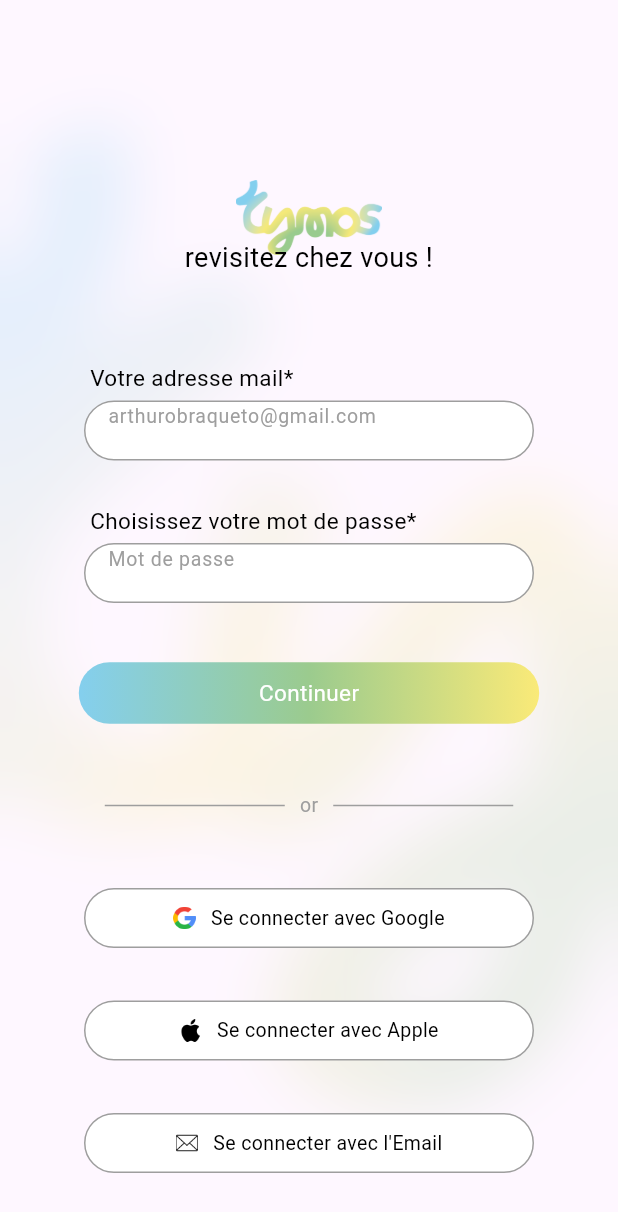
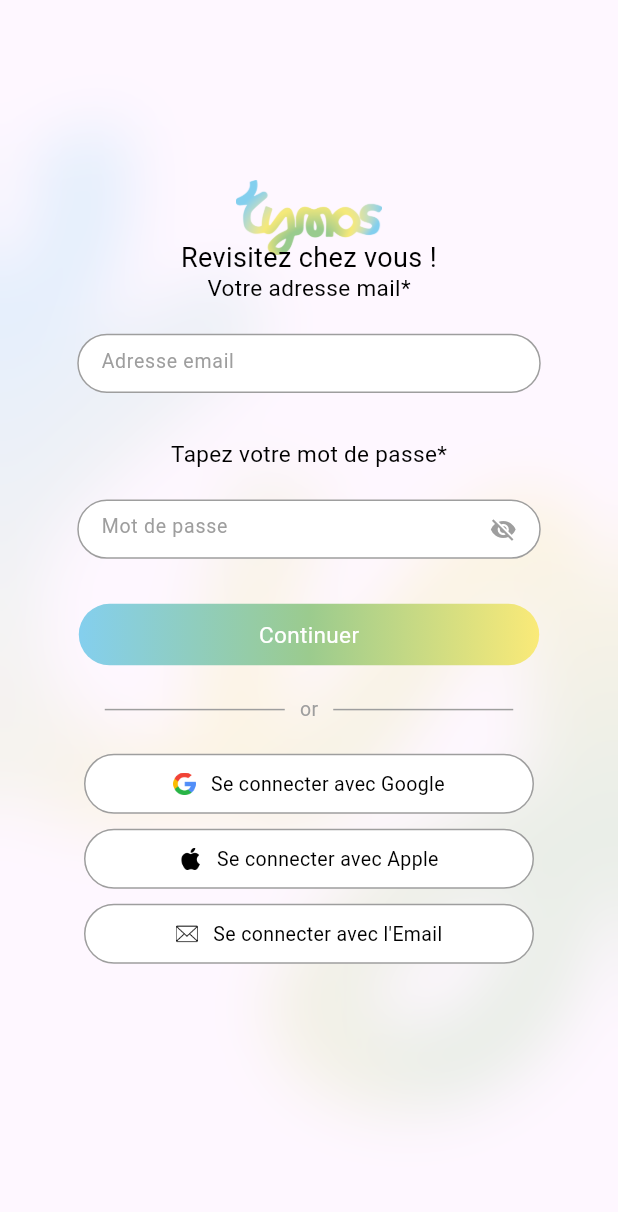
Before and after one commit to Killian-rx/Tymos, a Flutter app: the InscriptionPage screen opened by its route, on a phone screen of 412 x 824 dp. Shown: the top 1212 px of the screen. Run offline on Flutter 3.47's test engine with Material 3 defaults, Android fonts, the phone set to English and light mode, and no system bars; our stand-ins replace cloud_firestore, firebase_core; accounts and stored records are empty.

Commit message:
chore: update oeil page de connexion

```diff
--- a/flutter_tymos/lib/sources/inscription/view/inscription_page.dart
+++ b/flutter_tymos/lib/sources/inscription/view/inscription_page.dart
@@ -1,5 +1,6 @@
 import 'package:flutter/material.dart';
-import 'dart:ui'; // Nécessaire pour ImageFilter
+import 'dart:ui'; // Pour ImageFilter
+import 'password_field.dart'; // Import du PasswordField
 import '../../../database_helper.dart';
 
 class InscriptionPage extends StatefulWidget {
@@ -14,33 +15,40 @@ class _InscriptionPageState extends State<InscriptionPage> {
   final TextEditingController _passwordController = TextEditingController();
   final DatabaseHelper _databaseHelper = DatabaseHelper();
 
+  bool _isValidEmail(String email) {
+    final regex = RegExp(r'^[^@]+@[^@]+\.[^@]+');
+    return regex.hasMatch(email);
+  }
+
   void _registerUser() async {
     final String email = _emailController.text.trim();
     final String password = _passwordController.text.trim();
 
     if (email.isEmpty || password.isEmpty) {
       ScaffoldMessenger.of(context).showSnackBar(
-        const SnackBar(
-          content: Text('Veuillez remplir tous les champs.'),
-        ),
+        const SnackBar(content: Text('Veuillez remplir tous les champs.')),
+      );
+      return;
+    }
+
+    if (!_isValidEmail(email)) {
+      ScaffoldMessenger.of(context).showSnackBar(
+        const SnackBar(content: Text('Veuillez entrer une adresse email valide.')),
       );
       return;
     }
 
     try {
-      await _databaseHelper.addUser(email, password); // Appel à DatabaseHelper
+      await _databaseHelper.addUser(email, password);
       ScaffoldMessenger.of(context).showSnackBar(
-        const SnackBar(
-          content: Text('Inscription réussie !'),
-        ),
+        const SnackBar(content: Text('Inscription réussie !')),
       );
       _emailController.clear();
       _passwordController.clear();
+      Navigator.pushNamed(context, '/home'); // Redirige après inscription
     } catch (e) {
       ScaffoldMessenger.of(context).showSnackBar(
-        SnackBar(
-          content: Text('Erreur lors de l\'inscription : $e'),
-        ),
+        SnackBar(content: Text('Erreur lors de l\'inscription : $e')),
       );
     }
   }
@@ -48,29 +56,26 @@ class _InscriptionPageState extends State<InscriptionPage> {
   @override
   Widget build(BuildContext context) {
     return Scaffold(
+      resizeToAvoidBottomInset: false,
       body: Stack(
         alignment: Alignment.center,
         children: [
           Align(
             alignment: Alignment.center,
-            child: Positioned(
             child: Opacity(
               opacity: 0.2,
               child: Transform.scale(
                 scale: 1.5,
                 child: Image.asset(
-                    'assets/logocourt.png', // Vérifiez que ce fichier existe
+                  'assets/logocourt.png',
                   fit: BoxFit.cover,
-                  ),
                 ),
               ),
             ),
           ),
           BackdropFilter(
             filter: ImageFilter.blur(sigmaX: 20.0, sigmaY: 20.0),
-            child: Container(
-              color: Colors.black.withOpacity(0),
-            ),
+            child: Container(color: Colors.black.withOpacity(0)),
           ),
           Align(
             alignment: Alignment.topCenter,
@@ -78,7 +83,7 @@ class _InscriptionPageState extends State<InscriptionPage> {
               padding: const EdgeInsets.only(top: 120),
               child: SizedBox(
                 height: 50,
-                child: Image.asset('assets/logo.png'), // Vérifiez que ce fichier existe
+                child: Image.asset('assets/logo.png'),
               ),
             ),
           ),
@@ -86,7 +91,7 @@ class _InscriptionPageState extends State<InscriptionPage> {
             child: Padding(
               padding: EdgeInsets.only(bottom: 480),
               child: Text(
-                'revisitez chez vous !',
+                'Revisitez chez vous !',
                 textAlign: TextAlign.center,
                 style: TextStyle(
                   fontSize: 18,
@@ -96,27 +101,20 @@ class _InscriptionPageState extends State<InscriptionPage> {
               ),
             ),
           ),
-          Container(
-            alignment: Alignment.centerLeft,
-            padding: const EdgeInsets.only(left: 60),
-            child: const Padding(
-              padding: EdgeInsets.only(bottom: 320),
+          Column(
+            mainAxisAlignment: MainAxisAlignment.center,
+            children: [
+              const Padding(
+                padding: EdgeInsets.only(bottom: 10),
                 child: Text(
                   'Votre adresse mail*',
-                style: TextStyle(
-                  fontSize: 15,
-                  color: Colors.black,
-                ),
-              ),
+                  style: TextStyle(fontSize: 15, color: Colors.black),
                 ),
               ),
               Container(
-            width: 300,
-            alignment: Alignment.center,
-            child: Padding(
-              padding: const EdgeInsets.only(bottom: 250),
-              child: Container(
-                height: 40,
+                width: MediaQuery.of(context).size.width * 0.75,  // Largeur à 75% de la largeur de l'écran
+                margin: const EdgeInsets.symmetric(vertical: 10),
+                height: MediaQuery.of(context).size.height * 0.048, // Hauteur relative à la hauteur de l'écran
                 decoration: BoxDecoration(
                   color: Colors.white,
                   borderRadius: BorderRadius.circular(30),
@@ -125,221 +123,90 @@ class _InscriptionPageState extends State<InscriptionPage> {
                     width: 1,
                   ),
                 ),
-                child: TextField(
-                  controller: _emailController,
-                  decoration: const InputDecoration(
-                    hintText: 'arthurobraqueto@gmail.com',
+                child: const TextField(
+                  keyboardType: TextInputType.emailAddress,
+                  decoration: InputDecoration(
+                    hintText: 'Adresse email', // Hint texte pour l'email
                     border: InputBorder.none,
                     isDense: true,
-                    contentPadding: EdgeInsets.symmetric(horizontal: 15, vertical: 0),
+                    contentPadding: EdgeInsets.symmetric(horizontal: 15, vertical: 10),
                     hintStyle: TextStyle(color: Colors.grey),
                   ),
-                  style: const TextStyle(fontSize: 13, color: Colors.black),
+                  style: TextStyle(fontSize: 13, color: Colors.black),
                 ),
               ),
+              const SizedBox(height: 20),
+              const Padding(
+                padding: EdgeInsets.only(bottom: 10),
+                child: Text(
+                  'Tapez votre mot de passe*',
+                  style: TextStyle(fontSize: 15, color: Colors.black),
                 ),
               ),
-          Container(
-            alignment: Alignment.centerLeft,
-            padding: const EdgeInsets.only(left: 60),
-            child: const Padding(
-              padding: EdgeInsets.only(bottom: 130),
-              child: Text(
-                'Choisissez votre mot de passe*',
-                style: TextStyle(
-                  fontSize: 15,
-                  color: Colors.black,
-                ),
-              ),
-            ),
-          ),
-          Container(
-            width: 300,
-            alignment: Alignment.center,
-            child: Padding(
-              padding: const EdgeInsets.only(bottom: 60),
-              child: Container(
-                height: 40,
-                decoration: BoxDecoration(
-                  color: Colors.white,
-                  borderRadius: BorderRadius.circular(30),
-                  border: Border.all(
-                    color: Colors.grey,
-                    width: 1,
-                  ),
-                ),
-                child: TextField(
-                  controller: _passwordController,
-                  obscureText: true,
-                  decoration: const InputDecoration(
-                    hintText: 'Mot de passe',
-                    border: InputBorder.none,
-                    isDense: true,
-                    contentPadding: EdgeInsets.symmetric(horizontal: 15, vertical: 0),
-                    hintStyle: TextStyle(color: Colors.grey),
-                  ),
-                  style: const TextStyle(fontSize: 13, color: Colors.black),
-                ),
-              ),
-            ),
-          ),
-          Align(
-            alignment: Alignment.center,
-            child: Padding(
-              padding: const EdgeInsets.only(top: 100),
-              child: GestureDetector(
+              PasswordField(passwordController: _passwordController),
+              const SizedBox(height: 20),
+              GestureDetector(
                 onTap: _registerUser,
                 child: Container(
                   decoration: BoxDecoration(
                     gradient: const LinearGradient(
-                      colors: [
-                        Color(0xFF84CFEE),
-                        Color(0xFF9BCB8E),
-                        Color(0xFFFAEA78),
-                      ],
+                      colors: [Color(0xFF84CFEE), Color(0xFF9BCB8E), Color(0xFFFAEA78)],
                     ),
                     borderRadius: BorderRadius.circular(30),
                   ),
                   padding: const EdgeInsets.symmetric(horizontal: 120, vertical: 10),
                   child: const Text(
                     'Continuer',
-                    style: TextStyle(
-                      fontSize: 15,
-                      color: Colors.white,
+                    style: TextStyle(fontSize: 15, color: Colors.white),
                   ),
                 ),
               ),
-              ),
-            ),
-          ),
-          Padding(
-            padding: const EdgeInsets.only(top: 250),
-            child: Row(
+              const SizedBox(height: 20),
+              Row(
                 mainAxisAlignment: MainAxisAlignment.center,
                 children: [
-                Container(
-                  width: 120,
-                  height: 1,
-                  color: Colors.grey,
+                  Container(width: 120, height: 1, color: Colors.grey),
+                  const SizedBox(width: 10),
+                  const Text('or', style: TextStyle(fontSize: 13, color: Colors.grey)),
+                  const SizedBox(width: 10),
+                  Container(width: 120, height: 1, color: Colors.grey),
+                ],
               ),
-                const SizedBox(width: 10),
-                const Text(
-                  'or',
-                  style: TextStyle(fontSize: 13, color: Colors.grey),
-                ),
-                const SizedBox(width: 10),
-                Container(
-                  width: 120,
-                  height: 1,
-                  color: Colors.grey,
+              const SizedBox(height: 20),
+              _buildSocialLoginButton('Se connecter avec Google', 'assets/chercher.png'),
+              const SizedBox(height: 10),
+              _buildSocialLoginButton('Se connecter avec Apple', 'assets/logo-apple.png'),
+              const SizedBox(height: 10),
+              _buildSocialLoginButton("Se connecter avec l'Email", 'assets/email.png'),
+            ],
           ),
         ],
       ),
-          ),
-          Container(
+    );
+  }
+
+  Widget _buildSocialLoginButton(String text, String iconPath) {
+    return Container(
       width: 300,
-            alignment: Alignment.center,
-            child: Padding(
-              padding: const EdgeInsets.only(top: 400),
-              child: Container(
       height: 40,
       decoration: BoxDecoration(
         color: Colors.white,
         borderRadius: BorderRadius.circular(30),
-                  border: Border.all(
-                    color: Colors.grey,
-                    width: 1,
-                  ),
+        border: Border.all(color: Colors.grey, width: 1),
       ),
       child: Center(
         child: Row(
           mainAxisAlignment: MainAxisAlignment.center,
           children: [
-                      Image.asset('assets/chercher.png', width: 15, height: 15),
+            Image.asset(iconPath, width: 15, height: 15),
             const SizedBox(width: 10),
-                      const Text(
-                        'Se connecter avec Google',
-                        style: TextStyle(
-                          fontSize: 13,
-                          color: Colors.black,
-                        ),
+            Text(
+              text,
+              style: const TextStyle(fontSize: 13, color: Colors.black),
             ),
           ],
         ),
       ),
-              ),
-            ),
-          ),
-          Container(
-            width: 300,
-            alignment: Alignment.center,
-            child: Padding(
-              padding: const EdgeInsets.only(top: 550),
-              child: Container(
-                height: 40,
-                decoration: BoxDecoration(
-                  color: Colors.white,
-                  borderRadius: BorderRadius.circular(30),
-                  border: Border.all(
-                    color: Colors.grey,
-                    width: 1,
-                  ),
-                ),
-                child: Center(
-                  child: Row(
-                    mainAxisAlignment: MainAxisAlignment.center,
-                    children: [
-                      Image.asset('assets/logo-apple.png', width: 15, height: 15),
-                      const SizedBox(width: 10),
-                      const Text(
-                        'Se connecter avec Apple',
-                        style: TextStyle(
-                          fontSize: 13,
-                          color: Colors.black,
-                        ),
-                      ),
-                    ],
-                  ),
-                ),
-              ),
-            ),
-          ),
-          Container(
-            width: 300,
-            alignment: Alignment.center,
-            child: Padding(
-              padding: const EdgeInsets.only(top: 700),
-              child: Container(
-                height: 40,
-                decoration: BoxDecoration(
-                  color: Colors.white,
-                  borderRadius: BorderRadius.circular(30),
-                  border: Border.all(
-                    color: Colors.grey,
-                    width: 1,
-                  ),
-                ),
-                child: Center(
-                  child: Row(
-                    mainAxisAlignment: MainAxisAlignment.center,
-                    children: [
-                      Image.asset('assets/email.png', width: 15, height: 15),
-                      const SizedBox(width: 10),
-                      const Text(
-                        "Se connecter avec l'Email",
-                        style: TextStyle(
-                          fontSize: 13,
-                          color: Colors.black,
-                        ),
-                      ),
-                    ],
-                  ),
-                ),
-              ),
-            ),
-          ),
-        ],
-      ),
     );
   }
 }
--- /dev/null
+++ b/flutter_tymos/lib/sources/inscription/view/password_field.dart
@@ -0,0 +1,54 @@
+import 'package:flutter/material.dart';
+
+class PasswordField extends StatefulWidget {
+  final TextEditingController passwordController;
+
+  const PasswordField({Key? key, required this.passwordController}) : super(key: key);
+
+  @override
+  _PasswordFieldState createState() => _PasswordFieldState();
+}
+
+class _PasswordFieldState extends State<PasswordField> {
+  bool _isObscure = true;
+
+  @override
+  Widget build(BuildContext context) {
+    return Container(
+      width: MediaQuery.of(context).size.width * 0.75,
+      margin: const EdgeInsets.symmetric(vertical: 10),
+      height: MediaQuery.of(context).size.height * 0.048,
+      decoration: BoxDecoration(
+        color: Colors.white,
+        borderRadius: BorderRadius.circular(30),
+        border: Border.all(
+          color: Colors.grey,
+          width: 1,
+        ),
+      ),
+      child: TextField(
+        controller: widget.passwordController,
+        obscureText: _isObscure,
+        decoration: InputDecoration(
+          hintText: 'Mot de passe',
+          border: InputBorder.none,
+          isDense: true,
+          contentPadding: const EdgeInsets.symmetric(horizontal: 15, vertical: 10),
+          hintStyle: const TextStyle(color: Colors.grey),
+          suffixIcon: IconButton(
+            icon: Icon(
+              _isObscure ? Icons.visibility_off : Icons.visibility,
+              color: Colors.grey,
+            ),
+            onPressed: () {
+              setState(() {
+                _isObscure = !_isObscure;
+              });
+            },
+          ),
+        ),
+        style: const TextStyle(fontSize: 13, color: Colors.black),
+      ),
+    );
+  }
+}
```
Lines whose indentation alone changed are shown as unchanged.
